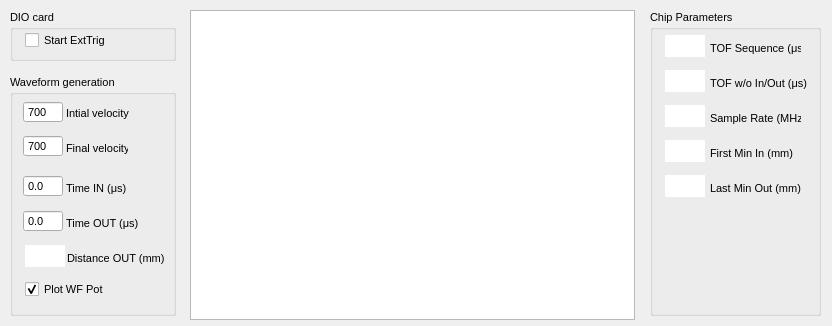
Qt form rsdguiWfWin.ui (mikekohlhoff/ryexpctl) before a commit.
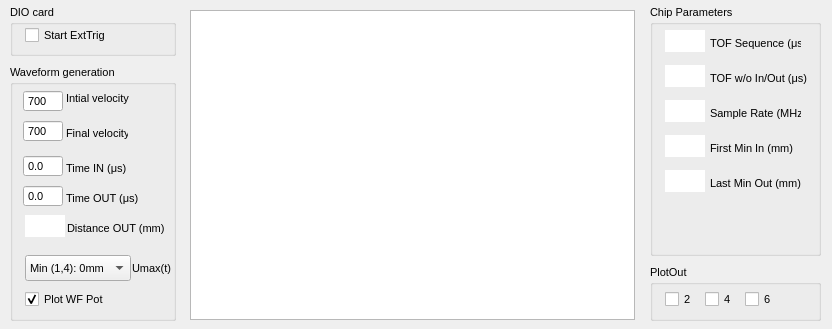
The same form after that commit. Custom widgets are drawn as their Qt base class.

Commit message: choice for which electrode maximum first in z direction of chip

```diff
--- a/rsdguiWfWin.ui
+++ b/rsdguiWfWin.ui
@@ -10,7 +10,7 @@
     <x>0</x>
     <y>0</y>
     <width>832</width>
-    <height>326</height>
+    <height>329</height>
    </rect>
   </property>
   <property name="sizePolicy">
@@ -64,7 +64,7 @@
    <property name="geometry">
     <rect>
      <x>10</x>
-     <y>10</y>
+     <y>5</y>
      <width>166</width>
      <height>51</height>
     </rect>
@@ -111,9 +111,9 @@
    <property name="geometry">
     <rect>
      <x>10</x>
-     <y>75</y>
+     <y>65</y>
      <width>166</width>
-     <height>241</height>
+     <height>256</height>
     </rect>
    </property>
    <property name="font">
@@ -131,7 +131,7 @@
     <property name="geometry">
      <rect>
       <x>15</x>
-      <y>205</y>
+      <y>225</y>
       <width>80</width>
       <height>18</height>
      </rect>
@@ -152,7 +152,7 @@
     <property name="geometry">
      <rect>
       <x>56</x>
-      <y>65</y>
+      <y>60</y>
       <width>62</width>
       <height>16</height>
      </rect>
@@ -165,7 +165,7 @@
     <property name="geometry">
      <rect>
       <x>57</x>
-      <y>175</y>
+      <y>155</y>
       <width>107</width>
       <height>16</height>
      </rect>
@@ -178,7 +178,7 @@
     <property name="geometry">
      <rect>
       <x>56</x>
-      <y>140</y>
+      <y>125</y>
       <width>83</width>
       <height>16</height>
      </rect>
@@ -191,7 +191,7 @@
     <property name="geometry">
      <rect>
       <x>56</x>
-      <y>30</y>
+      <y>25</y>
       <width>74</width>
       <height>16</height>
      </rect>
@@ -209,7 +209,7 @@
     <property name="geometry">
      <rect>
       <x>56</x>
-      <y>105</y>
+      <y>95</y>
       <width>73</width>
       <height>16</height>
      </rect>
@@ -222,7 +222,7 @@
     <property name="geometry">
      <rect>
       <x>13</x>
-      <y>60</y>
+      <y>55</y>
       <width>40</width>
       <height>22</height>
      </rect>
@@ -268,7 +268,7 @@
     <property name="geometry">
      <rect>
       <x>13</x>
-      <y>26</y>
+      <y>25</y>
       <width>40</width>
       <height>22</height>
      </rect>
@@ -308,7 +308,7 @@
     <property name="geometry">
      <rect>
       <x>13</x>
-      <y>135</y>
+      <y>120</y>
       <width>40</width>
       <height>22</height>
      </rect>
@@ -351,7 +351,7 @@
     <property name="geometry">
      <rect>
       <x>13</x>
-      <y>100</y>
+      <y>90</y>
       <width>40</width>
       <height>22</height>
      </rect>
@@ -394,7 +394,7 @@
     <property name="geometry">
      <rect>
       <x>15</x>
-      <y>170</y>
+      <y>150</y>
       <width>40</width>
       <height>22</height>
      </rect>
@@ -707,6 +707,56 @@
      <string>Time OUT (μs)</string>
     </property>
    </widget>
+   <widget class="QComboBox" name="electrodeSelect">
+    <property name="geometry">
+     <rect>
+      <x>15</x>
+      <y>190</y>
+      <width>106</width>
+      <height>26</height>
+     </rect>
+    </property>
+    <property name="sizePolicy">
+     <sizepolicy hsizetype="Fixed" vsizetype="Fixed">
+      <horstretch>0</horstretch>
+      <verstretch>0</verstretch>
+     </sizepolicy>
+    </property>
+    <property name="font">
+     <font>
+      <weight>50</weight>
+      <bold>false</bold>
+     </font>
+    </property>
+    <item>
+     <property name="text">
+      <string>Min (1,4): 0mm</string>
+     </property>
+    </item>
+    <item>
+     <property name="text">
+      <string>Min (3,6): -1mm</string>
+     </property>
+    </item>
+    <item>
+     <property name="text">
+      <string>Min (2,5): +1mm</string>
+     </property>
+    </item>
+   </widget>
+   <widget class="QLabel" name="label_28">
+    <property name="geometry">
+     <rect>
+      <x>122</x>
+      <y>195</y>
+      <width>41</width>
+      <height>16</height>
+     </rect>
+    </property>
+    <property name="text">
+     <string>Umax(t)</string>
+    </property>
+   </widget>
   </widget>
   <widget class="MatplotlibWidgetWFPot" name="WaveformDisplay">
    <property name="geometry">
@@ -740,9 +790,9 @@
    <property name="geometry">
     <rect>
      <x>650</x>
-     <y>10</y>
+     <y>5</y>
      <width>171</width>
-     <height>306</height>
+     <height>251</height>
     </rect>
    </property>
    <property name="title">
@@ -1034,6 +1084,79 @@
     </property>
    </widget>
   </widget>
+  <widget class="QGroupBox" name="groupBox_3">
+   <property name="geometry">
+    <rect>
+     <x>650</x>
+     <y>265</y>
+     <width>171</width>
+     <height>56</height>
+    </rect>
+   </property>
+   <property name="title">
+    <string>PlotOut</string>
+   </property>
+   <widget class="QCheckBox" name="chk_trace3">
+    <property name="geometry">
+     <rect>
+      <x>95</x>
+      <y>25</y>
+      <width>26</width>
+      <height>18</height>
+     </rect>
+    </property>
+    <property name="font">
+     <font>
+      <pointsize>8</pointsize>
+      <weight>50</weight>
+      <bold>false</bold>
+     </font>
+    </property>
+    <property name="text">
+     <string>6</string>
+    </property>
+   </widget>
+   <widget class="QCheckBox" name="chk_trace2">
+    <property name="geometry">
+     <rect>
+      <x>55</x>
+      <y>25</y>
+      <width>26</width>
+      <height>18</height>
+     </rect>
+    </property>
+    <property name="font">
+     <font>
+      <pointsize>8</pointsize>
+      <weight>50</weight>
+      <bold>false</bold>
+     </font>
+    </property>
+    <property name="text">
+     <string>4</string>
+    </property>
+   </widget>
+   <widget class="QCheckBox" name="chk_trace1">
+    <property name="geometry">
+     <rect>
+      <x>15</x>
+      <y>25</y>
+      <width>31</width>
+      <height>18</height>
+     </rect>
+    </property>
+    <property name="font">
+     <font>
+      <pointsize>8</pointsize>
+      <weight>50</weight>
+      <bold>false</bold>
+     </font>
+    </property>
+    <property name="text">
+     <string>2</string>
+    </property>
+   </widget>
+  </widget>
   <zorder>WaveformDisplay</zorder>
   <zorder>layoutWidget</zorder>
   <zorder>groupBox</zorder>
```
Left out of the diff: 1 changed line with no effect on the pictures. The commit also changes 4 other files.
